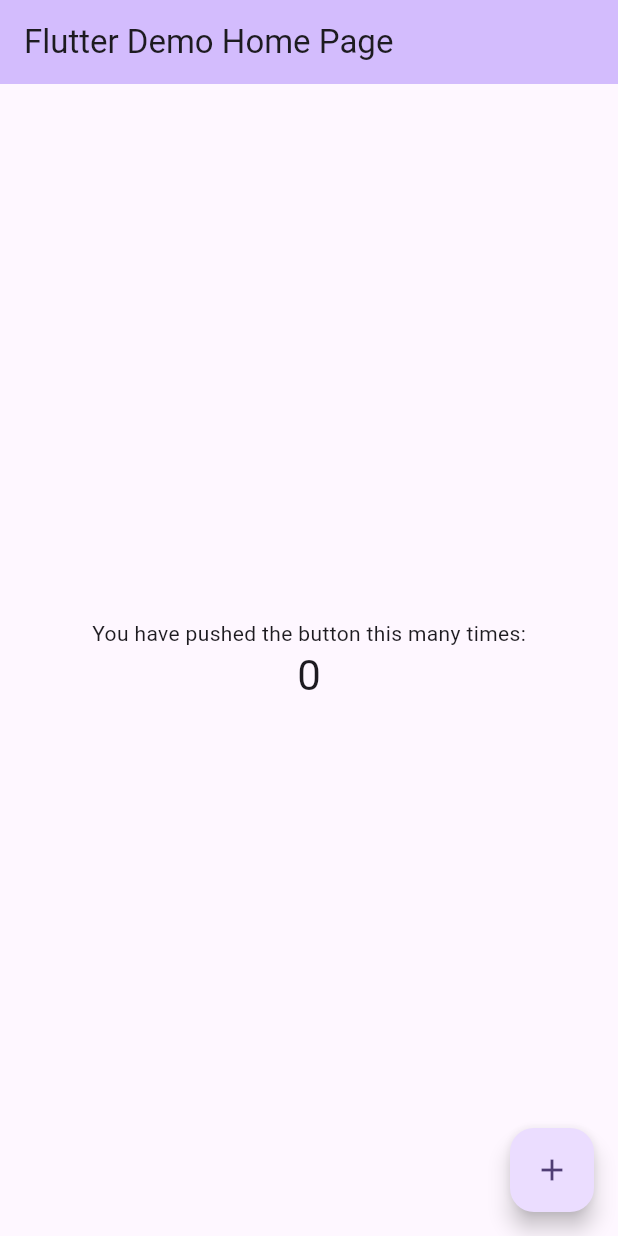
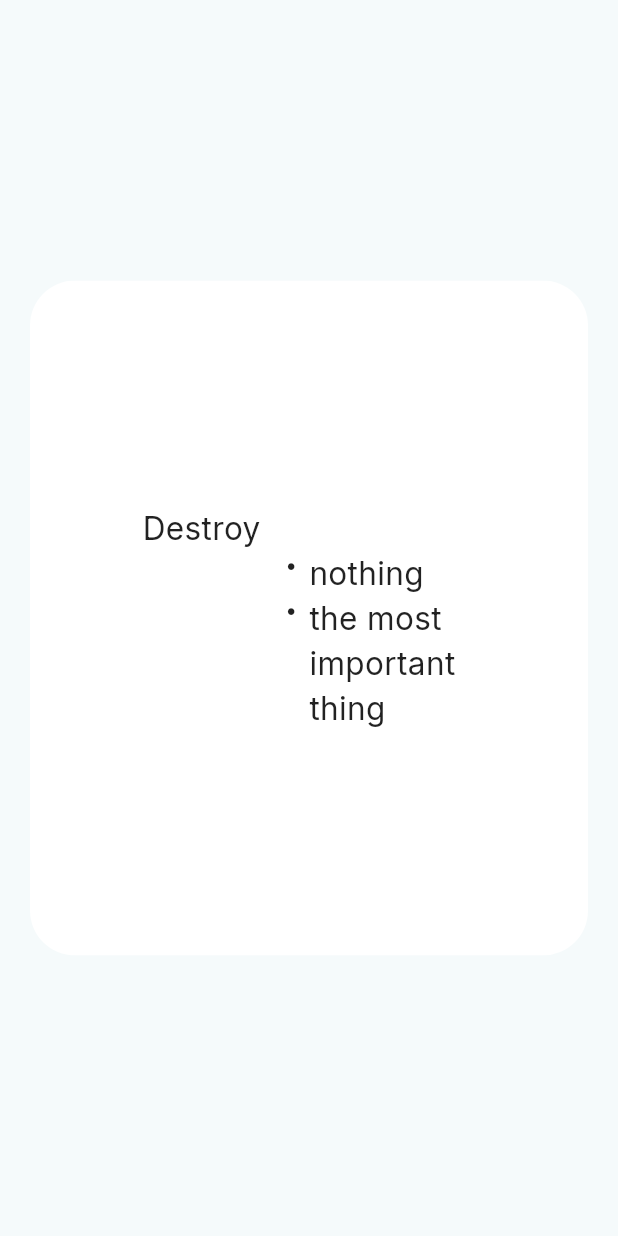
Before and after one commit to hobgoblina/oblique-strategies, a Flutter app: the screen it shows after launch, on a phone screen of 412 x 824 dp. Run offline on Flutter 3.47's test engine with Material 2 defaults, Android fonts, the phone set to English and light mode, and no system bars; drawn by our look-alikes of flutter_card_swiper; our stand-ins replace google_fonts.

Commit message:
oblique strategies cards

```diff
--- /dev/null
+++ b/lib/cards.dart
@@ -0,0 +1,253 @@
+import 'package:flutter/material.dart';
+import 'package:google_fonts/google_fonts.dart';
+
+ClipRRect basicCard(String cardText) {
+  return ClipRRect(
+    borderRadius: BorderRadius.circular(30),
+    child: Container(
+      alignment: Alignment.center,
+      color: Colors.white,
+      padding: const EdgeInsets.all(75),
+      child: Text(
+        cardText,
+        textWidthBasis: TextWidthBasis.longestLine,
+        style: GoogleFonts.inter(),
+        textScaleFactor: 1.5
+      ),
+    ),
+  );
+}
+
+ClipRRect attributionCard(String cardText, String contributor) {
+  return ClipRRect(
+    borderRadius: BorderRadius.circular(30),
+    child: Container(
+      color: Colors.white,
+      child: Stack(
+        children: [
+          Container(
+            alignment: Alignment.center,
+            padding: const EdgeInsets.all(75),
+            child: Text(
+              cardText,
+              textWidthBasis: TextWidthBasis.longestLine,
+              style: GoogleFonts.inter(),
+              textScaleFactor: 1.5
+            ),
+          ),
+          Container(
+            alignment: Alignment.bottomRight,
+            padding: const EdgeInsets.only(bottom: 20, right: 30),
+            child: Text(
+              '(given by $contributor)',
+              style: GoogleFonts.inter(),
+            ),
+          )
+        ],
+      ),
+    ),
+  );
+}
+
+ClipRRect multipleCard(String cardText, List<String> options, double optionPadding) {
+  return ClipRRect(
+    borderRadius: BorderRadius.circular(30),
+    child: Container(
+      alignment: Alignment.center,
+      padding: const EdgeInsets.all(75),
+      color: Colors.white,
+      child: Wrap(
+        direction: Axis.horizontal,
+        children: [
+          Text(
+            cardText,
+            style: GoogleFonts.inter(),
+            textScaleFactor: 1.5
+          ),
+          Padding(
+            padding: EdgeInsets.only(left: optionPadding),
+            child: Column(
+              crossAxisAlignment: CrossAxisAlignment.start,
+              children: options.map((option) => Text(
+                option,
+                style: GoogleFonts.inter(),
+                textScaleFactor: 1.5
+              )).toList(),
+            ),
+          )
+        ],
+      ),
+    ),
+  );
+}
+
+ClipRRect optionsCard(String cardText, List<String> options, double optionPadding) {
+  return ClipRRect(
+    borderRadius: BorderRadius.circular(30),
+    child: Container(
+      alignment: Alignment.center,
+      padding: const EdgeInsets.all(75),
+      color: Colors.white,
+      child: Column(
+        crossAxisAlignment: CrossAxisAlignment.start,
+        mainAxisAlignment: MainAxisAlignment.center,
+        children: [
+          Text(
+            cardText,
+            style: GoogleFonts.inter(),
+            textScaleFactor: 1.5
+          ),
+          Padding(
+            padding: EdgeInsets.only(left: optionPadding),
+            child: Column(
+              crossAxisAlignment: CrossAxisAlignment.start,
+              children: options.map((option) => Row(
+                mainAxisSize: MainAxisSize.min,
+                crossAxisAlignment: CrossAxisAlignment.start,
+                children: [
+                  Container(
+                  ),
+                  const Padding(
+                    padding: EdgeInsets.only(right: 8),
+                    child: Text('•'),
+                  ),
+                  Flexible(
+                    child: Text(
+                      option,
+                      style: GoogleFonts.inter(),
+                      textScaleFactor: 1.5
+                    ),
+                  ),
+                ],
+              )).toList(),
+            ),
+          )
+        ],
+      ),
+    ),
+  );
+}
+
+List<ClipRRect> cards = [
+  optionsCard('Destroy', [ 'nothing', 'the most important thing' ], 95),
+  multipleCard('Think:', [ 'Inside the work', 'Outside the work' ], 30),
+  attributionCard('Try faking it!', 'Stewart Brand'),
+  attributionCard('Faced with a choice do both', 'Diter Rot'),
+  attributionCard('Tape your mouth', 'Ritva Saarikko'),
+  attributionCard('Always give yourself credit for having more than personality', 'Arto Lindsay'),
+  basicCard('Use filters'),
+  basicCard('Which elements can be grouped?'),
+  basicCard('Gardening, not architecture'),
+  basicCard('Where\'s the edge?\nWhere does the frame start?'),
+  basicCard('Just carry on'),
+  basicCard('Listen to the quiet voice'),
+  basicCard('Question the heroic approach'),
+  basicCard('Take away the elements in order of apparent non importance'),
+  basicCard('The inconsistency principle'),
+  basicCard('You don\'t have to be ashamed of using your own ideas'),
+  basicCard('What to maintain?'),
+  basicCard('Decorate, decorate'),
+  basicCard('When is it for?'),
+  basicCard('Is it finished?'),
+  basicCard('Is there something missing?'),
+  basicCard('Cut a vital connection'),
+  basicCard('Ask people to work against their better judgment'),
+  basicCard('Only one element of each kind'),
+  basicCard('Overtly resist change'),
+  basicCard('Accretion'),
+  basicCard('Be less critical more often'),
+  basicCard('State the problem in words as clearly as possible'),
+  basicCard('Take a break'),
+  basicCard('Emphasize the flaws'),
+  basicCard('Breathe more deeply'),
+  basicCard('Distorting time'),
+  basicCard('Make an exhaustive list of everything you might do and do the last thing on the list'),
+  basicCard('Emphasize differences'),
+  basicCard('Discover the recipes you are using and abandon them'),
+  basicCard('Disconnect from desire'),
+  basicCard('Be extravagant'),
+  basicCard('Do nothing for as long as possible'),
+  basicCard('Remove specifics and convert to ambiguities'),
+  basicCard('The most important thing is the thing most easily forgotten'),
+  basicCard('Tidy up'),
+  basicCard('In total darkness or in a very large room, very quietly'),
+  basicCard('Once the search is in progress, something will be found'),
+  basicCard('Only a part, not the whole'),
+  basicCard('Go outside. Shut the door'),
+  basicCard('Go to an extreme, move back to a more comfortable place'),
+  basicCard('Simple subtraction'),
+  basicCard('Simply a matter of work'),
+  basicCard('Make a blank valuable by putting it in an exquisite frame'),
+  basicCard('Don\'t stress one thing more than another'),
+  basicCard('Make a sudden, destructive unpredictable action; incorporate'),
+  basicCard('Don\'t break the silence'),
+  basicCard('Disciplined self-indulgence'),
+  basicCard('Repetition is a form of change'),
+  basicCard('Discard an axiom'),
+  basicCard('Retrace your steps'),
+  basicCard('Ask your body'),
+  basicCard('Are there sections? Consider transitions'),
+  basicCard('Don\'t be afraid of things because they\'re easy to do'),
+  basicCard('Turn it upside down'),
+  basicCard('Use an old idea'),
+  basicCard('You are an engineer'),
+  basicCard('Do we need holes?'),
+  basicCard('Humanize something free of error'),
+  basicCard('Use \'unqualified\' people'),
+  basicCard('Do the words need changing?'),
+  basicCard('Do something boring'),
+  basicCard('Towards the insignificant'),
+  basicCard('Trust in the you of now'),
+  basicCard('Courage!'),
+  basicCard('Change nothing and continue with immaculate consistency'),
+  basicCard('Work at a different speed'),
+  basicCard('Would anybody want it?'),
+  basicCard('Accept advice'),
+  basicCard('Abandon normal instruments'),
+  basicCard('Which frame would make this look right?'),
+  basicCard('Look at the order in which you do things'),
+  basicCard('Look closely at the most embarrassing details and amplify them'),
+  basicCard('Remove ambiguities and convert to specifics'),
+  basicCard('What to increase? What to reduce?'),
+  basicCard('What would your closest friend do?'),
+  basicCard('Who should be doing this job?\nHow would they do it?'),
+  basicCard('Reverse'),
+  basicCard('Slow preparation..Fast execution'),
+  basicCard('Short circuit (example; a man eating peas with the idea that they will improve his virility shovels them straight into his lap)'),
+  basicCard('Voice nagging suspicions'),
+  basicCard('Make it more sensual'),
+  basicCard('Don\'t be frightened to display your talents'),
+  basicCard('What wouldn\'t you do?'),
+  basicCard('Don\'t be frightened of cliches'),
+  basicCard('What mistakes did you make last time?'),
+  basicCard('Water'),
+  basicCard('Make something implied more definite (reinforce, duplicate)'),
+  basicCard('What are you really thinking about just now? incorporate'),
+  basicCard('Define an area as \'safe\' and use it as an anchor'),
+  basicCard('Always first steps'),
+  basicCard('Allow an easement (an easement is the abandonment of structure)'),
+  basicCard('How would you have done it?'),
+  basicCard('Give the game away'),
+  basicCard('Not building a wall but making a brick'),
+  basicCard('Be dirty'),
+  basicCard('Give way to your worst impulse'),
+  basicCard('Honour thy error as a hidden intention'),
+  basicCard('Use an unacceptable colour'),
+  basicCard('Remember  .those quiet evenings'),
+  basicCard(''),
+  basicCard('A line has two sides'),
+  basicCard('Fill every beat with something'),
+  basicCard('Infinitesimal gradations'),
+  basicCard('Into the impossible'),
+  basicCard('Left channel, right channel, centre channel'),
+  basicCard('Look at a very small object, look at its centre'),
+  basicCard('Spectrum analysis'),
+  basicCard('The tape is now the music'),
+  basicCard('Go slowly all the way round the outside'),
+  basicCard('Put in earplugs'),
+  basicCard('Assemble some of the elements in a group and treat the group'),
+  basicCard('Lowest common denominator'),
+  basicCard('(Organic) machinery'),
+  basicCard('Revaluation (a warm feeling)'),
+  basicCard('You can only make one dot at a time'),
+];
--- a/lib/main.dart
+++ b/lib/main.dart
@@ -1,4 +1,8 @@
 import 'package:flutter/material.dart';
+import 'package:provider/provider.dart';
+import 'package:google_fonts/google_fonts.dart';
+import 'package:flutter_card_swiper/flutter_card_swiper.dart';
+import './cards.dart';
 
 void main() {
   runApp(const MyApp());
@@ -7,119 +11,44 @@ void main() {
 class MyApp extends StatelessWidget {
   const MyApp({super.key});
 
-  // This widget is the root of your application.
   @override
   Widget build(BuildContext context) {
-    return MaterialApp(
-      title: 'Flutter Demo',
-      theme: ThemeData(
-        // This is the theme of your application.
-        //
-        // TRY THIS: Try running your application with "flutter run". You'll see
-        // the application has a blue toolbar. Then, without quitting the app,
-        // try changing the seedColor in the colorScheme below to Colors.green
-        // and then invoke "hot reload" (save your changes or press the "hot
-        // reload" button in a Flutter-supported IDE, or press "r" if you used
-        // the command line to start the app).
-        //
-        // Notice that the counter didn't reset back to zero; the application
-        // state is not lost during the reload. To reset the state, use hot
-        // restart instead.
-        //
-        // This works for code too, not just values: Most code changes can be
-        // tested with just a hot reload.
-        colorScheme: ColorScheme.fromSeed(seedColor: Colors.deepPurple),
-        useMaterial3: true,
+    return ChangeNotifierProvider(
+      create: (context) => MyAppState(),
+      child: MaterialApp(
+        title: 'Oblique Strategies',
+        theme: ThemeData(
+          useMaterial3: true,
+          colorScheme: ColorScheme.fromSeed(
+            seedColor: Colors.grey,
+            background: const Color.fromRGBO(25, 25, 25, 1)
+          ),
+          textTheme: GoogleFonts.interTextTheme()
+        ),
+        home: MyHomePage(),
       ),
-      home: const MyHomePage(title: 'Flutter Demo Home Page'),
     );
   }
 }
 
-class MyHomePage extends StatefulWidget {
-  const MyHomePage({super.key, required this.title});
+class MyAppState extends ChangeNotifier {
 
-  // This widget is the home page of your application. It is stateful, meaning
-  // that it has a State object (defined below) that contains fields that affect
-  // how it looks.
-
-  // This class is the configuration for the state. It holds the values (in this
-  // case the title) provided by the parent (in this case the App widget) and
-  // used by the build method of the State. Fields in a Widget subclass are
-  // always marked "final".
-
-  final String title;
-
-  @override
-  State<MyHomePage> createState() => _MyHomePageState();
 }
 
-class _MyHomePageState extends State<MyHomePage> {
-  int _counter = 0;
-
-  void _incrementCounter() {
-    setState(() {
-      // This call to setState tells the Flutter framework that something has
-      // changed in this State, which causes it to rerun the build method below
-      // so that the display can reflect the updated values. If we changed
-      // _counter without calling setState(), then the build method would not be
-      // called again, and so nothing would appear to happen.
-      _counter++;
-    });
-  }
-
+class MyHomePage extends StatelessWidget {
   @override
   Widget build(BuildContext context) {
-    // This method is rerun every time setState is called, for instance as done
-    // by the _incrementCounter method above.
-    //
-    // The Flutter framework has been optimized to make rerunning build methods
-    // fast, so that you can just rebuild anything that needs updating rather
-    // than having to individually change instances of widgets.
     return Scaffold(
-      appBar: AppBar(
-        // TRY THIS: Try changing the color here to a specific color (to
-        // Colors.amber, perhaps?) and trigger a hot reload to see the AppBar
-        // change color while the other colors stay the same.
-        backgroundColor: Theme.of(context).colorScheme.inversePrimary,
-        // Here we take the value from the MyHomePage object that was created by
-        // the App.build method, and use it to set our appbar title.
-        title: Text(widget.title),
-      ),
       body: Center(
-        // Center is a layout widget. It takes a single child and positions it
-        // in the middle of the parent.
-        child: Column(
-          // Column is also a layout widget. It takes a list of children and
-          // arranges them vertically. By default, it sizes itself to fit its
-          // children horizontally, and tries to be as tall as its parent.
-          //
-          // Column has various properties to control how it sizes itself and
-          // how it positions its children. Here we use mainAxisAlignment to
-          // center the children vertically; the main axis here is the vertical
-          // axis because Columns are vertical (the cross axis would be
-          // horizontal).
-          //
-          // TRY THIS: Invoke "debug painting" (choose the "Toggle Debug Paint"
-          // action in the IDE, or press "p" in the console), to see the
-          // wireframe for each widget.
-          mainAxisAlignment: MainAxisAlignment.center,
-          children: <Widget>[
-            const Text(
-              'You have pushed the button this many times:',
-            ),
-            Text(
-              '$_counter',
-              style: Theme.of(context).textTheme.headlineMedium,
-            ),
-          ],
+        child: ConstrainedBox(
+          constraints: BoxConstraints.loose(const Size(750, 500)),
+          child: CardSwiper(
+            cardsCount: cards.length,
+            backCardOffset: const Offset(0, 0),
+            cardBuilder: (context, index, percentThresholdX, percentThresholdY) => cards[index],
+          )
         ),
       ),
-      floatingActionButton: FloatingActionButton(
-        onPressed: _incrementCounter,
-        tooltip: 'Increment',
-        child: const Icon(Icons.add),
-      ), // This trailing comma makes auto-formatting nicer for build methods.
     );
   }
 }
```
Also changed, not shown: analysis_options.yaml (+6 -24 lines), pubspec.yaml (+8 -69 lines), fonts/Inter-Regular.ttf (added), pubspec.lock, 19 other files.
